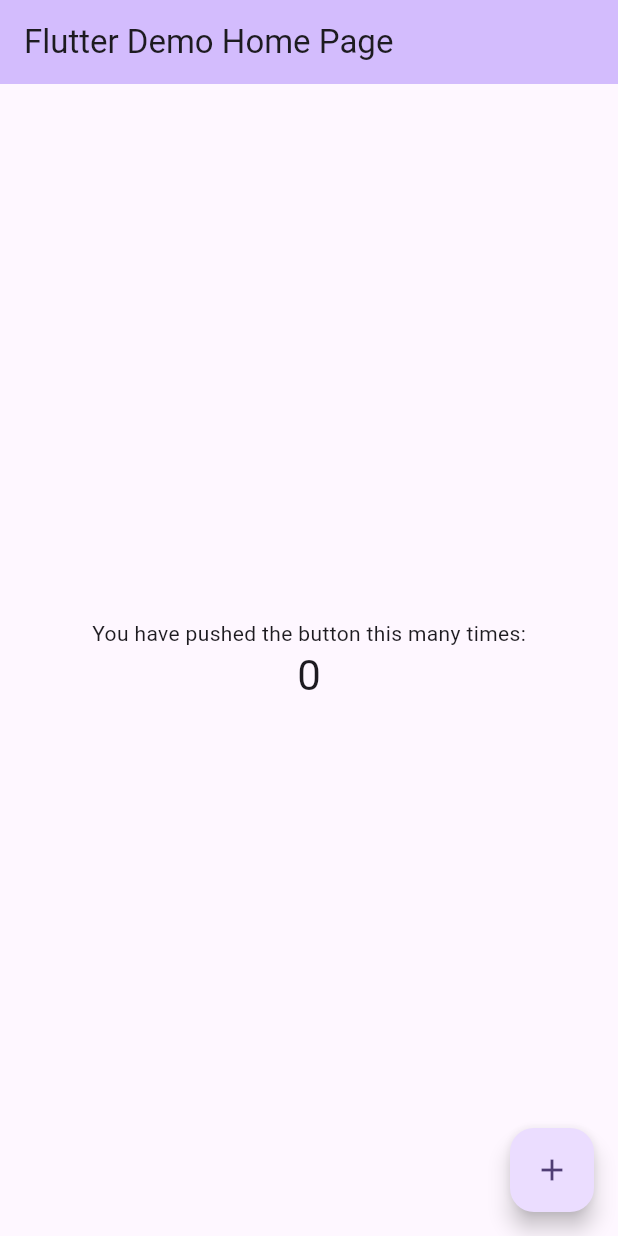
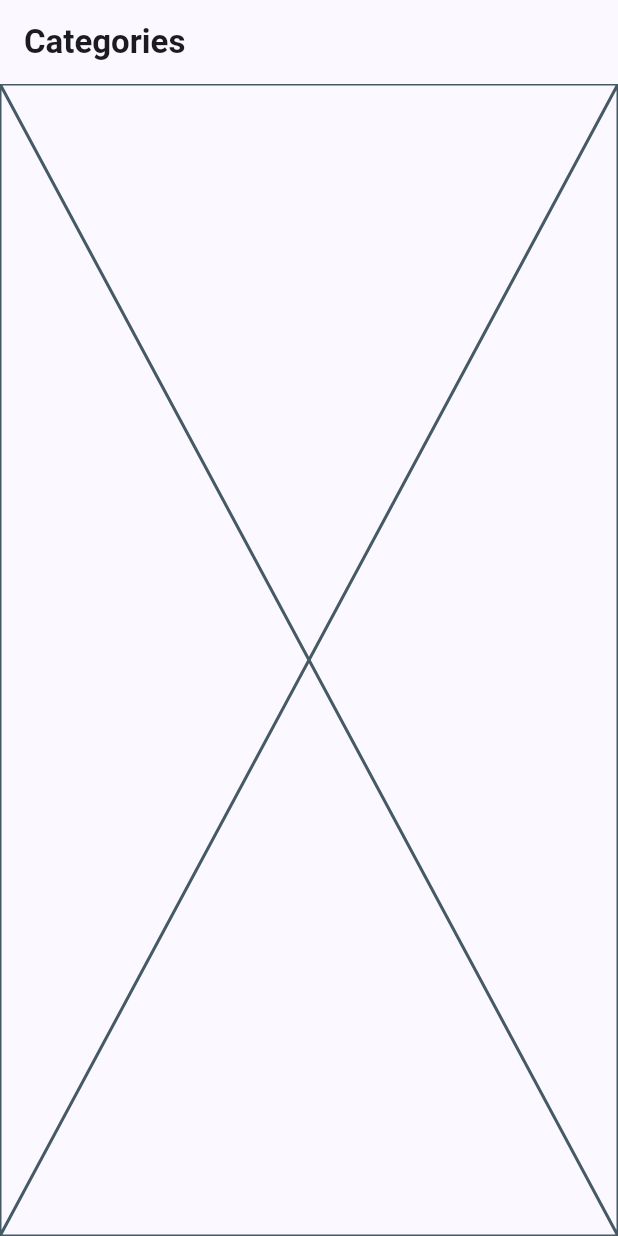
Before and after one commit to ChalermchaiPohek/product_list, a Flutter app: the screen it shows after launch, on a phone screen of 412 x 824 dp. Run offline on Flutter 3.47's test engine with Material 3 defaults, Android fonts, the phone set to English and light mode, and no system bars; our stand-ins replace get.

Commit message:
Adding project structure.

```diff
--- a/lib/main.dart
+++ b/lib/main.dart
@@ -1,122 +1,36 @@
 import 'package:flutter/material.dart';
+import 'package:flutter/services.dart';
+import 'package:get/get.dart';
+import 'package:product_list/router/route_path.dart';
+import 'package:product_list/router/routes.dart';
 
 void main() {
-  runApp(const MyApp());
+  WidgetsFlutterBinding.ensureInitialized();
+
+  SystemChrome
+      .setPreferredOrientations(
+    [
+      DeviceOrientation.portraitUp,
+      DeviceOrientation.portraitDown
+    ],
+  )
+      .then((_) {
+    runApp(const MyApp());
+  });
 }
 
 class MyApp extends StatelessWidget {
   const MyApp({super.key});
-
-  // This widget is the root of your application.
   @override
   Widget build(BuildContext context) {
-    return MaterialApp(
-      title: 'Flutter Demo',
+    return GetMaterialApp(
+      initialRoute: RoutePath.categoriesPath,
+      debugShowCheckedModeBanner: false,
+      getPages: Routes.routers,
       theme: ThemeData(
-        // This is the theme of your application.
-        //
-        // TRY THIS: Try running your application with "flutter run". You'll see
-        // the application has a purple toolbar. Then, without quitting the app,
-        // try changing the seedColor in the colorScheme below to Colors.green
-        // and then invoke "hot reload" (save your changes or press the "hot
-        // reload" button in a Flutter-supported IDE, or press "r" if you used
-        // the command line to start the app).
-        //
-        // Notice that the counter didn't reset back to zero; the application
-        // state is not lost during the reload. To reset the state, use hot
-        // restart instead.
-        //
-        // This works for code too, not just values: Most code changes can be
-        // tested with just a hot reload.
-        colorScheme: ColorScheme.fromSeed(seedColor: Colors.deepPurple),
+        colorScheme: ColorScheme.fromSeed(seedColor: Colors.indigo),
+        useMaterial3: true,
       ),
-      home: const MyHomePage(title: 'Flutter Demo Home Page'),
     );
   }
 }
-
-class MyHomePage extends StatefulWidget {
-  const MyHomePage({super.key, required this.title});
-
-  // This widget is the home page of your application. It is stateful, meaning
-  // that it has a State object (defined below) that contains fields that affect
-  // how it looks.
-
-  // This class is the configuration for the state. It holds the values (in this
-  // case the title) provided by the parent (in this case the App widget) and
-  // used by the build method of the State. Fields in a Widget subclass are
-  // always marked "final".
-
-  final String title;
-
-  @override
-  State<MyHomePage> createState() => _MyHomePageState();
-}
-
-class _MyHomePageState extends State<MyHomePage> {
-  int _counter = 0;
-
-  void _incrementCounter() {
-    setState(() {
-      // This call to setState tells the Flutter framework that something has
-      // changed in this State, which causes it to rerun the build method below
-      // so that the display can reflect the updated values. If we changed
-      // _counter without calling setState(), then the build method would not be
-      // called again, and so nothing would appear to happen.
-      _counter++;
-    });
-  }
-
-  @override
-  Widget build(BuildContext context) {
-    // This method is rerun every time setState is called, for instance as done
-    // by the _incrementCounter method above.
-    //
-    // The Flutter framework has been optimized to make rerunning build methods
-    // fast, so that you can just rebuild anything that needs updating rather
-    // than having to individually change instances of widgets.
-    return Scaffold(
-      appBar: AppBar(
-        // TRY THIS: Try changing the color here to a specific color (to
-        // Colors.amber, perhaps?) and trigger a hot reload to see the AppBar
-        // change color while the other colors stay the same.
-        backgroundColor: Theme.of(context).colorScheme.inversePrimary,
-        // Here we take the value from the MyHomePage object that was created by
-        // the App.build method, and use it to set our appbar title.
-        title: Text(widget.title),
-      ),
-      body: Center(
-        // Center is a layout widget. It takes a single child and positions it
-        // in the middle of the parent.
-        child: Column(
-          // Column is also a layout widget. It takes a list of children and
-          // arranges them vertically. By default, it sizes itself to fit its
-          // children horizontally, and tries to be as tall as its parent.
-          //
-          // Column has various properties to control how it sizes itself and
-          // how it positions its children. Here we use mainAxisAlignment to
-          // center the children vertically; the main axis here is the vertical
-          // axis because Columns are vertical (the cross axis would be
-          // horizontal).
-          //
-          // TRY THIS: Invoke "debug painting" (choose the "Toggle Debug Paint"
-          // action in the IDE, or press "p" in the console), to see the
-          // wireframe for each widget.
-          mainAxisAlignment: MainAxisAlignment.center,
-          children: <Widget>[
-            const Text('You have pushed the button this many times:'),
-            Text(
-              '$_counter',
-              style: Theme.of(context).textTheme.headlineMedium,
-            ),
-          ],
-        ),
-      ),
-      floatingActionButton: FloatingActionButton(
-        onPressed: _incrementCounter,
-        tooltip: 'Increment',
-        child: const Icon(Icons.add),
-      ), // This trailing comma makes auto-formatting nicer for build methods.
-    );
-  }
-}
--- /dev/null
+++ b/lib/models/categories.dart
@@ -0,0 +1,29 @@
+import 'dart:convert';
+
+Categories categoriesFromJson(String str) => Categories.fromJson(json.decode(str));
+
+String categoriesToJson(Categories data) => json.encode(data.toJson());
+
+class Categories {
+  final String? slug;
+  final String? name;
+  final String? url;
+
+  Categories({
+    this.slug,
+    this.name,
+    this.url,
+  });
+
+  factory Categories.fromJson(Map<String, dynamic> json) => Categories(
+    slug: json["slug"],
+    name: json["name"],
+    url: json["url"],
+  );
+
+  Map<String, dynamic> toJson() => {
+    "slug": slug,
+    "name": name,
+    "url": url,
+  };
+}
--- /dev/null
+++ b/lib/modules/category/category_binding.dart
@@ -0,0 +1,9 @@
+import 'package:get/get.dart';
+
+class CategoriesBinding extends Bindings {
+  @override
+  void dependencies() {
+    Get.lazyPut(CategoriesBinding.new, fenix: true);
+  }
+
+}
--- /dev/null
+++ b/lib/modules/category/category_controller.dart
@@ -0,0 +1,5 @@
+import 'package:get/get.dart';
+
+class CategoriesController extends GetxController {
+
+}
--- /dev/null
+++ b/lib/modules/category/category_view.dart
@@ -0,0 +1,36 @@
+import 'package:flutter/material.dart';
+import 'package:get/get.dart';
+import 'package:product_list/modules/category/category_controller.dart';
+
+class CategoriesScreen extends StatefulWidget {
+  const CategoriesScreen({super.key});
+
+  @override
+  State<CategoriesScreen> createState() => _CategoriesScreenState();
+}
+
+class _CategoriesScreenState extends State<CategoriesScreen> {
+  final CategoriesController _controller = Get.find<CategoriesController>();
+  final ScrollController _scrollController = ScrollController();
+
+  @override
+  void initState() {
+    super.initState();
+  }
+
+  @override
+  Widget build(BuildContext context) {
+    return Scaffold(
+      appBar: AppBar(
+        title: const Text("Categories", style: TextStyle(fontWeight: FontWeight.bold),),
+      ),
+      body: SafeArea(
+        child: _buildContent(context),
+      ),
+    );
+  }
+
+  Widget _buildContent(BuildContext context) {
+    return Placeholder();
+  }
+}
--- /dev/null
+++ b/lib/modules/product_list/product_list_binding.dart
@@ -0,0 +1,10 @@
+import 'package:get/get.dart';
+import 'package:product_list/modules/product_list/product_list_controller.dart';
+
+class ProductListBinding extends Bindings {
+  @override
+  void dependencies() {
+    Get.lazyPut(ProductListController.new, fenix: true);
+  }
+
+}
--- /dev/null
+++ b/lib/modules/product_list/product_list_controller.dart
@@ -0,0 +1,5 @@
+import 'package:get/get.dart';
+
+class ProductListController extends GetxController {
+
+}
--- /dev/null
+++ b/lib/router/route_path.dart
@@ -0,0 +1,4 @@
+abstract class RoutePath {
+  static String categoriesPath = "/category";
+  static String productListPath = "/product-list";
+}
--- /dev/null
+++ b/lib/router/routes.dart
@@ -0,0 +1,23 @@
+import 'package:get/get.dart';
+import 'package:product_list/modules/category/category_binding.dart';
+import 'package:product_list/modules/category/category_view.dart';
+import 'package:product_list/modules/product_list/product_list_binding.dart';
+import 'package:product_list/modules/product_list/product_list_view.dart';
+import 'package:product_list/router/route_path.dart';
+
+abstract class Routes {
+  static List<GetPage> routers = [
+    GetPage(
+      name: RoutePath.categoriesPath,
+      page: CategoriesScreen.new,
+      transition: Transition.native,
+      binding: CategoriesBinding()
+    ),
+    GetPage(
+      name: RoutePath.productListPath,
+      page: ProductListScreen.new,
+      transition: Transition.native,
+      binding: ProductListBinding()
+    ),
+  ];
+}
--- /dev/null
+++ b/lib/services/product/services.dart
@@ -0,0 +1,5 @@
+import 'package:get/get.dart';
+
+class ProductService extends GetxService {
+
+}
--- a/pubspec.yaml
+++ b/pubspec.yaml
@@ -34,6 +34,9 @@ dependencies:
   # The following adds the Cupertino Icons font to your application.
   # Use with the CupertinoIcons class for iOS style icons.
   cupertino_icons: ^1.0.8
+  get: ^4.6.6 # https://pub.dev/packages/get
+  http: ^1.3.0 # https://pub.dev/packages/http
+  cached_network_image: ^3.4.1 # https://pub.dev/packages/cached_network_image
 
 dev_dependencies:
   flutter_test:
```
Also changed, not shown: lib/modules/product_list/product_list_view.dart (added, +37 -0 lines), lib/util/constants.dart (added, +10 -0 lines), pubspec.lock, 7 other files.
